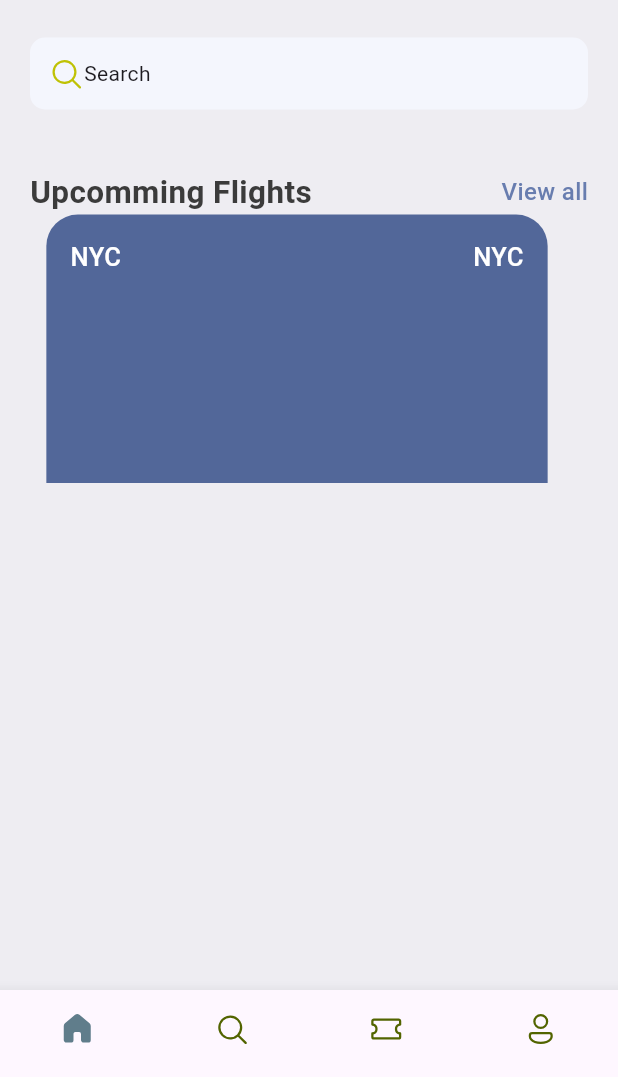
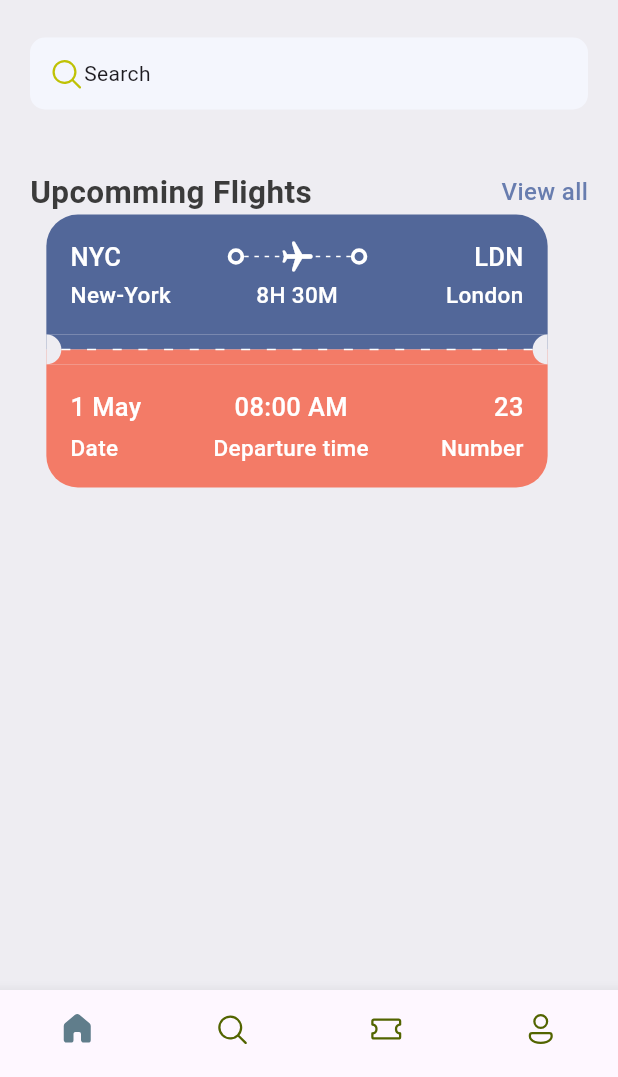
Before and after one commit to franklinserif/ticketsApp, a Flutter app: the screen it shows after launch, on a phone screen of 412 x 824 dp, the part 159-1236 px from its top. Run offline on Flutter 3.47's test engine with Material 3 defaults, Android fonts, the phone set to English and light mode, and no system bars; our stand-ins replace fluentui_icons.

Commit message:
feat(ticket_view): :sparkles: add more features

```diff
--- a/lib/base/res/widgets/ticket_view.dart
+++ b/lib/base/res/widgets/ticket_view.dart
@@ -1,5 +1,11 @@
 import 'package:flutter/material.dart';
 import 'package:ticket_app/base/res/styles/app_styles.dart';
+import 'package:ticket_app/base/res/widgets/app_coloum_text_layout.dart';
+import 'package:ticket_app/base/res/widgets/app_layoutbuilder_widget.dart';
+import 'package:ticket_app/base/res/widgets/big_circle.dart';
+import 'package:ticket_app/base/res/widgets/big_dot.dart';
+import 'package:ticket_app/base/res/widgets/text_style_fourth.dart';
+import 'package:ticket_app/base/res/widgets/text_style_third.dart';
 
 class TicketView extends StatelessWidget {
   const TicketView({super.key});
@@ -10,29 +16,140 @@ class TicketView extends StatelessWidget {
 
     return SizedBox(
       width: size.width * 0.85,
-      height: 179,
+      height: 189,
       child: Container(
-        margin: EdgeInsets.only(right: 16),
-        padding: EdgeInsets.all(16),
+        margin: const EdgeInsets.only(right: 16),
+        child: Column(
+          children: [
+            // blue part of the tickets
+            Container(
+              padding: const EdgeInsets.all(16),
               decoration: BoxDecoration(
                   color: AppStyles.ticketBlue,
-            borderRadius: BorderRadius.only(
-                topLeft: Radius.circular(21), topRight: Radius.circular(21))),
+                  borderRadius: const BorderRadius.only(
+                      topLeft: Radius.circular(21),
+                      topRight: Radius.circular(21))),
               child: Column(
                 children: [
+                  // Show departure and destination with icons first line
                   Row(
                     children: [
-                Text(
-                  'NYC',
-                  style: AppStyles.headLineStyle3.copyWith(color: Colors.white),
+                      const TextStyleThird(text: 'NYC'),
+                      Expanded(child: Container()),
+                      const BigDot(),
+                      Expanded(
+                          child: Stack(
+                        children: [
+                          const SizedBox(
+                            height: 24,
+                            child: AppLayoutbuilderWidget(randomDivider: 6),
+                          ),
+                          Center(
+                              child: Transform.rotate(
+                            angle: 1.57,
+                            child: const Icon(
+                              Icons.local_airport_rounded,
+                              color: Colors.white,
+                            ),
+                          ))
+                        ],
+                      )),
+                      const BigDot(),
+                      Expanded(child: Container()),
+                      const TextStyleThird(text: 'LDN')
+                    ],
+                  ),
+                  const SizedBox(height: 3),
+                  Row(
+                    mainAxisAlignment: MainAxisAlignment.spaceBetween,
+                    children: [
+                      const SizedBox(
+                        width: 100,
+                        child: TextStyleFourth(text: 'New-York'),
                       ),
                       Expanded(child: Container()),
-                Text(
-                  'NYC',
-                  style: AppStyles.headLineStyle3.copyWith(color: Colors.white),
+                      const TextStyleFourth(text: '8H 30M'),
+                      Expanded(child: Container()),
+                      const SizedBox(
+                        width: 100,
+                        child: TextStyleFourth(
+                          text: 'London',
+                          align: TextAlign.end,
+                        ),
+                      ),
+                    ],
                   )
                 ],
+              ),
+            ),
+            // middle part of the ticket
+            Stack(
+              children: [
+                Column(
+                  children: [
+                    Container(
+                      height: 10,
+                      color: AppStyles.ticketBlue,
+                    ),
+                    Container(
+                      color: AppStyles.ticketOrage,
+                      height: 10,
+                      child: const Row(
+                        mainAxisAlignment: MainAxisAlignment.spaceBetween,
+                      ),
                     )
+                  ],
+                ),
+                const Row(
+                  mainAxisAlignment: MainAxisAlignment.spaceBetween,
+                  children: [
+                    BigCircle(
+                      isRight: true,
+                    ),
+                    Expanded(
+                        child: AppLayoutbuilderWidget(
+                            randomDivider: 16, width: 6)),
+                    BigCircle(
+                      isRight: false,
+                    ),
+                  ],
+                ),
+              ],
+            ),
+            // orange part of  the ticket
+            Container(
+              padding: const EdgeInsets.all(16),
+              decoration: BoxDecoration(
+                  color: AppStyles.ticketOrage,
+                  borderRadius: const BorderRadius.only(
+                      bottomLeft: Radius.circular(21),
+                      bottomRight: Radius.circular(21))),
+              child: const Column(
+                children: [
+                  // Show departure and destination with icons first line
+                  Row(
+                    mainAxisAlignment: MainAxisAlignment.spaceBetween,
+                    children: [
+                      AppColoumTextLayout(
+                        topText: '1 May',
+                        bottomText: 'Date',
+                        crossAxis: CrossAxisAlignment.start,
+                      ),
+                      AppColoumTextLayout(
+                        topText: '08:00 AM',
+                        bottomText: 'Departure time',
+                        crossAxis: CrossAxisAlignment.center,
+                      ),
+                      AppColoumTextLayout(
+                        topText: '23',
+                        bottomText: 'Number',
+                        crossAxis: CrossAxisAlignment.end,
+                      ),
+                    ],
+                  ),
+                ],
+              ),
+            ),
           ],
         ),
       ),
```
Lines whose indentation alone changed are shown as unchanged.
